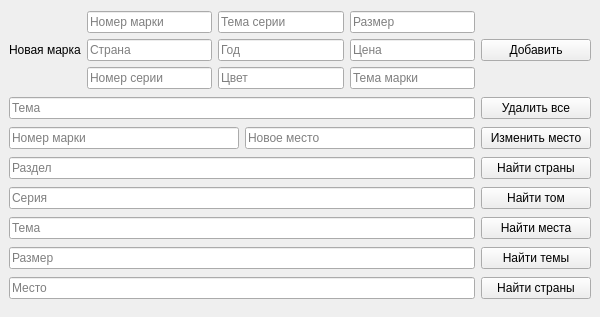
This is Data_management/8/mainwindow.ui in lDeathlWhisperl/LETI as Qt 5 draws it before an edit. The edited form follows.
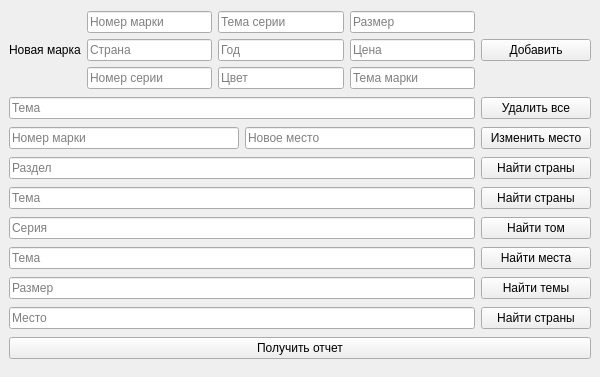
This is the edited form.

What changed in the file:
```diff
--- a/Data_management/8/mainwindow.ui
+++ b/Data_management/8/mainwindow.ui
@@ -7,19 +7,19 @@
     <x>0</x>
     <y>0</y>
     <width>600</width>
-    <height>317</height>
+    <height>377</height>
    </rect>
   </property>
   <property name="minimumSize">
    <size>
     <width>600</width>
-    <height>317</height>
+    <height>377</height>
    </size>
   </property>
   <property name="maximumSize">
    <size>
     <width>600</width>
-    <height>317</height>
+    <height>377</height>
    </size>
   </property>
   <property name="windowTitle">
@@ -232,6 +232,36 @@
       </item>
      </layout>
     </item>
+    <item>
+     <layout class="QHBoxLayout" name="horizontalLayout_9">
+      <item>
+       <widget class="QLineEdit" name="LE_cnt_theme">
+        <property name="placeholderText">
+         <string>Тема</string>
+        </property>
+       </widget>
+      </item>
+      <item>
+       <widget class="QPushButton" name="PB_th_country">
+        <property name="minimumSize">
+         <size>
+          <width>110</width>
+          <height>0</height>
+         </size>
+        </property>
+        <property name="maximumSize">
+         <size>
+          <width>110</width>
+          <height>16777215</height>
+         </size>
+        </property>
+        <property name="text">
+         <string>Найти страны</string>
+        </property>
+       </widget>
+      </item>
+     </layout>
+    </item>
     <item>
      <layout class="QHBoxLayout" name="horizontalLayout_4">
       <item>
@@ -352,6 +382,13 @@
       </item>
      </layout>
     </item>
+    <item>
+     <widget class="QPushButton" name="PB_report">
+      <property name="text">
+       <string>Получить отчет</string>
+      </property>
+     </widget>
+    </item>
    </layout>
   </widget>
  </widget>
```
